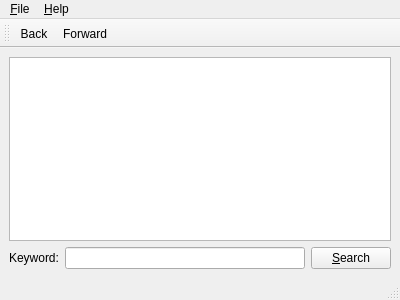
This is ui/mainwindow.ui in jnmbk/boncuk as Qt 5 draws it before an edit. The edited form follows.
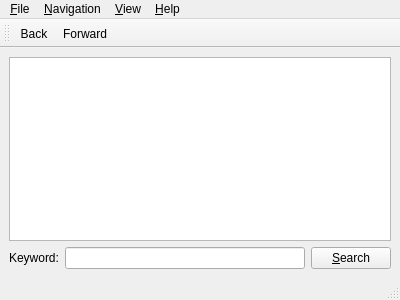
This is the edited form. Icons and pictures are not drawn.

Commit message: Some more menus and actions to implement

Diff of the .ui file:
```diff
--- a/ui/mainwindow.ui
+++ b/ui/mainwindow.ui
@@ -91,7 +91,23 @@
     <addaction name="actionAbout_Qt4Sozluk" />
     <addaction name="actionAbout_Qt" />
    </widget>
+   <widget class="QMenu" name="menu_View" >
+    <property name="title" >
+     <string>&amp;View</string>
+    </property>
+    <addaction name="actionShow_Toolbar" />
+    <addaction name="actionShow_Search_Button" />
+   </widget>
+   <widget class="QMenu" name="menuNavigation" >
+    <property name="title" >
+     <string>&amp;Navigation</string>
+    </property>
+    <addaction name="actionBack" />
+    <addaction name="actionForward" />
+   </widget>
    <addaction name="menuFile" />
+   <addaction name="menuNavigation" />
+   <addaction name="menu_View" />
    <addaction name="menuHelp" />
   </widget>
   <widget class="QStatusBar" name="statusbar" />
```
Left out of the diff: 31 changed lines with no effect on the pictures.
